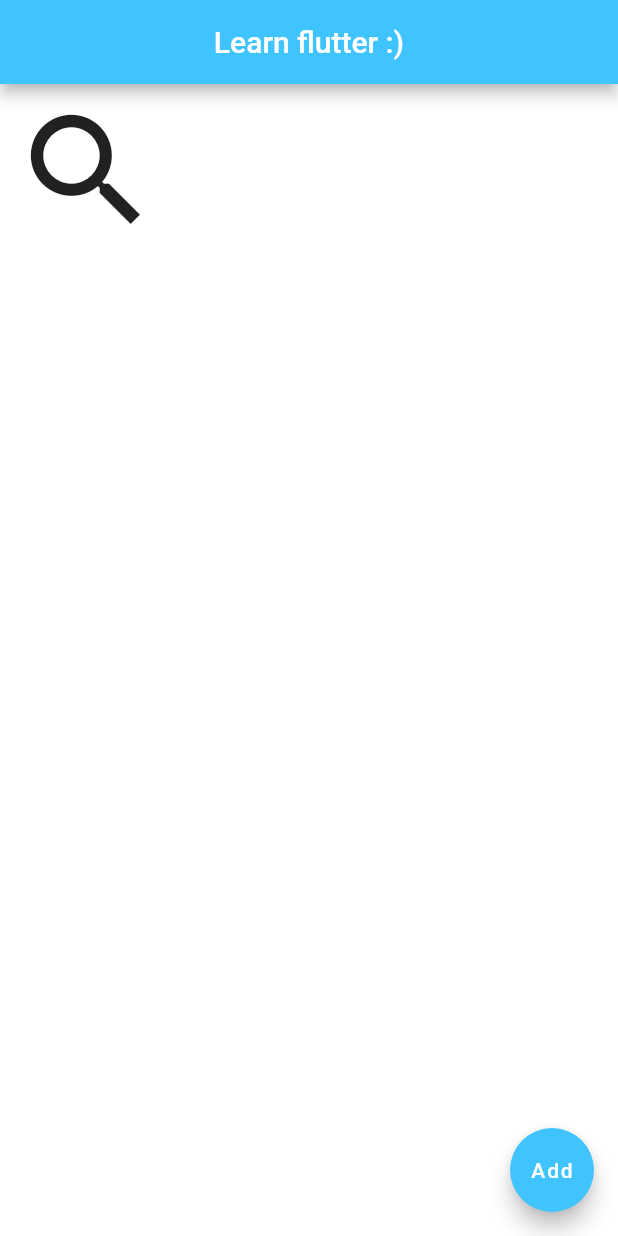
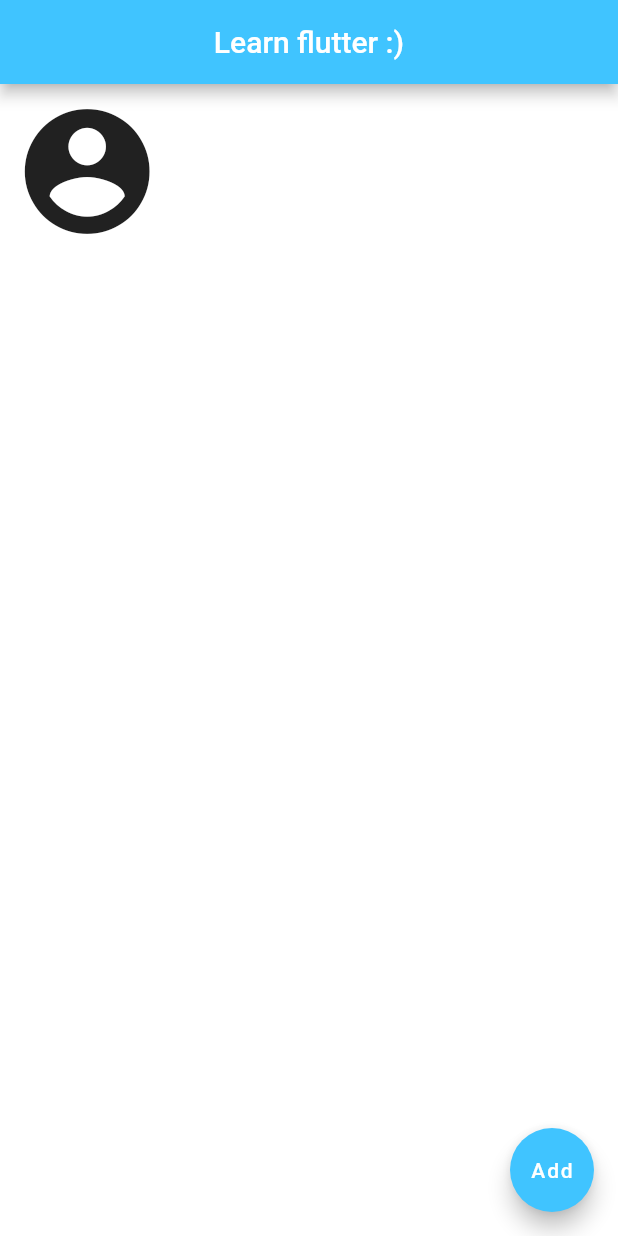
Before and after one commit to Flop88/LearnFlutter, a Flutter app: the screen it shows after launch, on a phone screen of 412 x 824 dp. Run offline on Flutter 3.47's test engine with Material 2 defaults, Android fonts, the phone set to English and light mode, and no system bars.

Commit message:
Learn how to add custom icons

```diff
--- /dev/null
+++ b/lib/custom_icons.dart
@@ -0,0 +1,31 @@
+/// Flutter icons CustomIcons
+/// Copyright (C) 2020 by original authors @ fluttericon.com, fontello.com
+/// This font was generated by FlutterIcon.com, which is derived from Fontello.
+///
+/// To use this font, place it in your fonts/ directory and include the
+/// following in your pubspec.yaml
+///
+/// flutter:
+///   fonts:
+///    - family:  CustomIcons
+///      fonts:
+///       - asset: fonts/CustomIcons.ttf
+///
+///
+/// * Material Design Icons, Copyright (C) Google, Inc
+///         Author:    Google
+///         License:   Apache 2.0 (https://www.apache.org/licenses/LICENSE-2.0)
+///         Homepage:  https://design.google.com/icons/
+///
+import 'package:flutter/widgets.dart';
+
+class CustomIcons {
+  CustomIcons._();
+
+  static const _kFontFam = 'CustomIcons';
+  static const _kFontPkg = null;
+
+  static const IconData assignment = IconData(0xe800, fontFamily: _kFontFam, fontPackage: _kFontPkg);
+  static const IconData wi_fi = IconData(0xe801, fontFamily: _kFontFam, fontPackage: _kFontPkg);
+  static const IconData account_circle = IconData(0xe802, fontFamily: _kFontFam, fontPackage: _kFontPkg);
+}
--- a/lib/main.dart
+++ b/lib/main.dart
@@ -1,5 +1,5 @@
 import 'package:flutter/material.dart';
-import 'package:flutter_svg/flutter_svg.dart';
+import 'package:flutter_app/custom_icons.dart';
 
 
 void main() => runApp(FlutterTutorialApp());
@@ -17,7 +17,7 @@ class FlutterTutorialApp extends StatelessWidget {
           ),
           body: IconButton(
             icon:    Icon(
-                Icons.search,
+                CustomIcons.account_circle,
               ),
             color: Colors.grey[900],
             iconSize: 100.0,
--- a/pubspec.yaml
+++ b/pubspec.yaml
@@ -79,6 +79,9 @@ flutter:
     - family: Notable
       fonts:
         - asset: assets/fonts/Notable-Regular.ttf
+    - family:  CustomIcons
+      fonts:
+      - asset: assets/fonts/CustomIcons.ttf
 
   assets:
     - assets/images/
```
Also changed, not shown: assets/fonts/CustomIcons.ttf (added).
